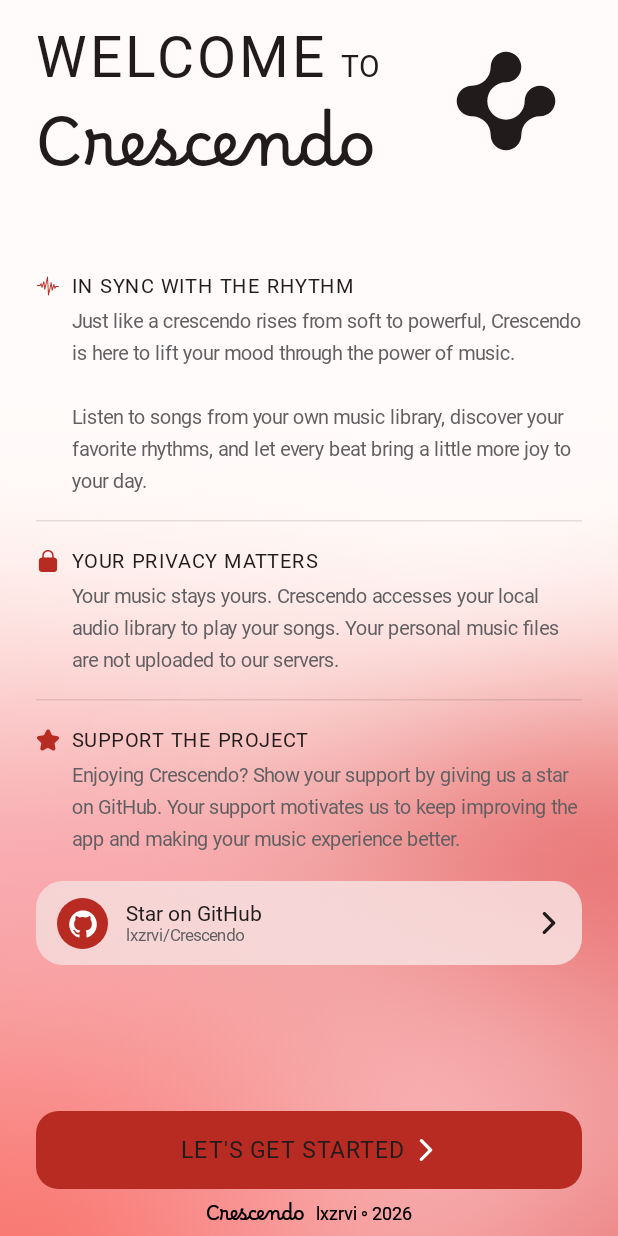
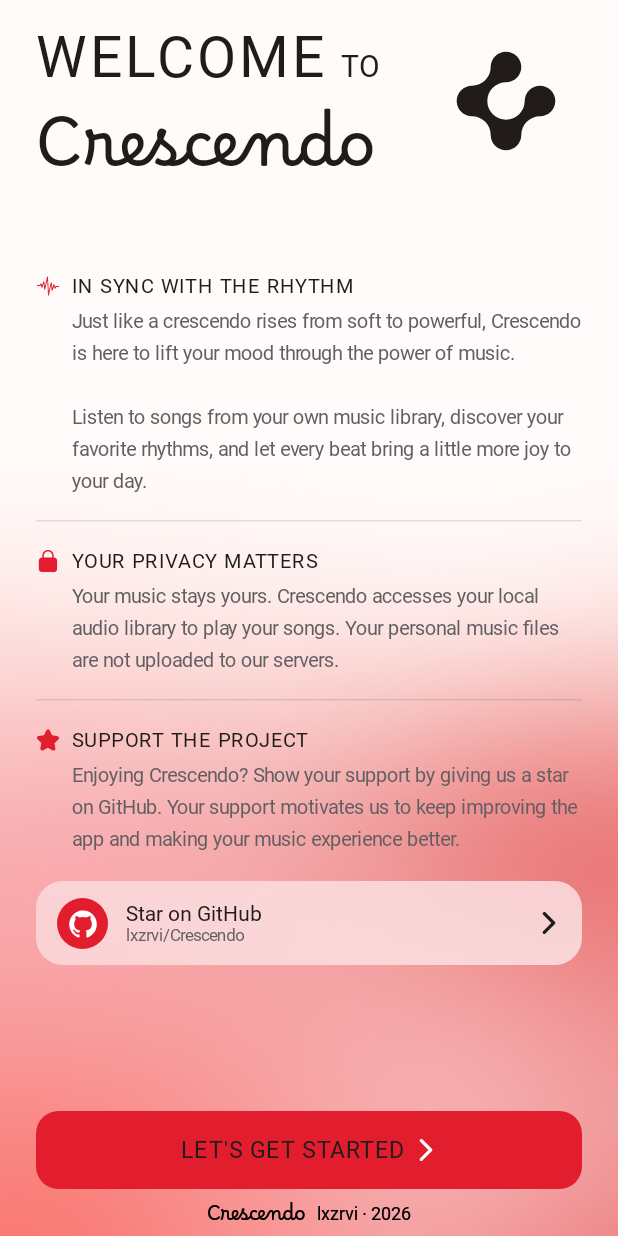
Before and after one commit to lxzrvi/Crescendo, an Android app built with Jetpack Compose: the screen it shows after launch (MainActivity), after a tap on "Skip", on a phone screen of 412 x 824 dp. Run offline under Robolectric (Android 15) with nearby library versions, the phone set to English and light mode, and no system bars; Roboto replaces fonts that are not available here; 1 other tap on this screen came first.

Commit message:
Polish permission buttons and welcome transition

```diff
--- a/app/src/main/java/com/lxzrvi/crescendo/ui/components/CrescendoLoader.kt
+++ b/app/src/main/java/com/lxzrvi/crescendo/ui/components/CrescendoLoader.kt
@@ -65,7 +65,8 @@ fun CrescendoLoader(
             val len = measure.length
             val seg = Path()
 
-            val slices = 26
+            // A few overlapping slices keep the comet smooth with less per-frame work.
+            val slices = 20
             val tailLen = len * 0.30f
             val sliceLen = tailLen / slices
 
--- a/app/src/main/java/com/lxzrvi/crescendo/ui/onboarding/OnboardingScreen.kt
+++ b/app/src/main/java/com/lxzrvi/crescendo/ui/onboarding/OnboardingScreen.kt
@@ -60,7 +60,6 @@ import androidx.compose.ui.Modifier
 import androidx.compose.ui.draw.clip
 import androidx.compose.ui.geometry.Offset
 import androidx.compose.ui.graphics.graphicsLayer
-import androidx.compose.ui.graphics.lerp
 import androidx.compose.ui.layout.onSizeChanged
 import androidx.compose.ui.platform.LocalContext
 import androidx.compose.ui.platform.LocalDensity
@@ -76,7 +75,10 @@ import androidx.core.content.ContextCompat
 import androidx.lifecycle.Lifecycle
 import androidx.lifecycle.LifecycleEventObserver
 import androidx.lifecycle.compose.LocalLifecycleOwner
+import com.lxzrvi.crescendo.ui.components.BellIcon
 import com.lxzrvi.crescendo.ui.components.CrescendoLoader
+import com.lxzrvi.crescendo.ui.components.CrescendoMark
+import com.lxzrvi.crescendo.ui.components.MusicNoteIcon
 import com.lxzrvi.crescendo.ui.theme.BorelFamily
 import kotlinx.coroutines.coroutineScope
 import kotlinx.coroutines.delay
@@ -106,6 +108,7 @@ fun OnboardingScreen(gradientPhase: State<Float>, onFinished: () -> Unit) {
     var notificationsRequested by rememberSaveable { mutableStateOf(false) }
     var rootSize by remember { mutableStateOf(IntSize.Zero) }
     var markCenter by remember { mutableStateOf<Offset?>(null) }
+    var departureMarkCenter by remember { mutableStateOf<Offset?>(null) }
 
     fun refreshPermissions() {
         status = readPermissionStatus(context)
@@ -256,61 +259,52 @@ fun OnboardingScreen(gradientPhase: State<Float>, onFinished: () -> Unit) {
         )
     }
 
-    val focusGlow = remember { Animatable(0f) }
-    val exit = remember { Animatable(0f) }
-    val loaderIn = remember { Animatable(0f) }
+    // One progress value keeps the downward gradient and the moving mark in sync.
+    val departure = remember { Animatable(0f) }
+    val loaderReveal = remember { Animatable(0f) }
     val loaderPulse = remember { Animatable(1f) }
     val loaderDepart = remember { Animatable(0f) }
     val homeGlow = remember { Animatable(0f) }
     var revealingHomeGlow by remember { mutableStateOf(false) }
+    var showLoader by remember { mutableStateOf(false) }
 
     fun glowTransform(): GradientLayerTransform {
-        val w = rootSize.width.toFloat()
         val h = rootSize.height.toFloat()
-        if (revealingHomeGlow) {
-            return GradientLayerTransform(
+        return if (revealingHomeGlow) {
+            GradientLayerTransform(
                 y = (homeGlow.value - 1f) * h,
                 alpha = (homeGlow.value * 2f).coerceIn(0f, 1f),
             )
+        } else {
+            // The welcome gradient simply slides down, without shifting toward the mark.
+            GradientLayerTransform(y = departure.value * h)
         }
-        val source = Offset(w * 0.5f, h * (0.22f + 0.68f * bgPosition.value))
-        val mark = markCenter ?: Offset(w * 0.8f, h * 0.16f)
-        // The glow heads toward the mark as the mark travels to the loader's center.
-        val target = Offset(
-            mark.x + (w * 0.5f - mark.x) * loaderIn.value,
-            mark.y + (h * 0.5f - mark.y) * loaderIn.value,
-        )
-        return GradientLayerTransform(
-            x = (target.x - source.x) * focusGlow.value,
-            y = (target.y - source.y) * focusGlow.value + exit.value * h * 1.8f,
-            alpha = (1f - exit.value).coerceIn(0f, 1f),
-        )
     }
 
     LaunchedEffect(finishing) {
         if (!finishing) {
             // Also reset if access is revoked while the finishing animation is running.
-            focusGlow.snapTo(0f)
-            exit.snapTo(0f)
-            loaderIn.snapTo(0f)
+            departure.snapTo(0f)
+            loaderReveal.snapTo(0f)
             loaderPulse.snapTo(1f)
             loaderDepart.snapTo(0f)
             homeGlow.snapTo(0f)
             revealingHomeGlow = false
+            showLoader = false
         } else {
-            coroutineScope {
-                launch { loaderIn.animateTo(1f, tween(800, easing = FastOutSlowInEasing)) }
-                focusGlow.animateTo(1f, tween(500, easing = FastOutSlowInEasing))
-                exit.animateTo(1f, tween(900, easing = FastOutSlowInEasing))
-            }
-            delay(1000) // A brief moment to see the comet loader.
+            // Freeze a still-settling welcome glow so only its downward slide drives it.
+            bgPosition.stop()
+            departure.animateTo(1f, tween(850, easing = FastOutSlowInEasing))
+            showLoader = true
+            loaderReveal.animateTo(1f, tween(260, easing = FastOutSlowInEasing))
+            delay(1200) // A brief moment to see the comet loader.
             if (!hasMusicAccess(context)) {
                 refreshPermissions()
                 finishing = false
                 return@LaunchedEffect
             }
 
-            // The old glow is invisible; reset its shape before bringing it in from above.
+            // Reset the invisible glow, then bring it back from above for Home.
             bgPosition.snapTo(0f)
             revealingHomeGlow = true
             coroutineScope {
@@ -366,13 +360,17 @@ fun OnboardingScreen(gradientPhase: State<Float>, onFinished: () -> Unit) {
                     WelcomeContent(
                         onGetStarted = {
                             refreshPermissions()
-                            if (status.musicGranted && pageIndex >= pageCount) finishing = true
+                            if (status.musicGranted && pageIndex >= pageCount) {
+                                departureMarkCenter = markCenter
+                                finishing = true
+                            }
                         },
                         onMarkPositioned = { markCenter = it },
                         gradientPhase = gradientPhase,
                         gradientPosition = { bgPosition.value },
                         gradientSize = rootSize,
                         gradientTransform = { glowTransform() },
+                        markVisible = !finishing,
                     )
                 } else {
                     PermissionStage(
@@ -388,29 +386,43 @@ fun OnboardingScreen(gradientPhase: State<Float>, onFinished: () -> Unit) {
         }
 
         if (finishing) {
-            val c = markCenter
+            // Capture the start once so scrolling or layout updates cannot make the mark jump.
+            val c = departureMarkCenter
             val start = if (c != null && rootSize != IntSize.Zero)
                 Offset(c.x - rootSize.width / 2f, c.y - rootSize.height / 2f)
             else Offset.Zero
             val liftPx = with(LocalDensity.current) { 20.dp.toPx() }
 
             Box(modifier = Modifier.fillMaxSize(), contentAlignment = Alignment.Center) {
-                CrescendoLoader(
+                CrescendoMark(
                     modifier = Modifier
                         .size(LOADER_SIZE_DP.dp)
                         .graphicsLayer {
-                            val t = loaderIn.value
-                            val depart = loaderDepart.value
+                            val t = departure.value
                             translationX = start.x * (1f - t)
-                            translationY = start.y * (1f - t) - liftPx * depart
-                            val entryScale = MARK_START_SCALE + (1f - MARK_START_SCALE) * t
-                            val settleScale = loaderPulse.value * (1f - 0.16f * depart)
-                            scaleX = entryScale * settleScale
-                            scaleY = entryScale * settleScale
-                            alpha = (t * 5f).coerceIn(0f, 1f) * (1f - depart)
+                            translationY = start.y * (1f - t)
+                            val size = MARK_START_SCALE + (1f - MARK_START_SCALE) * t
+                            scaleX = size
+                            scaleY = size
+                            alpha = 1f - loaderReveal.value
                         },
-                    color = lerp(colors.onBackground, colors.primary, loaderIn.value),
+                    tint = colors.onBackground,
                 )
+                if (showLoader) {
+                    CrescendoLoader(
+                        modifier = Modifier
+                            .size(LOADER_SIZE_DP.dp)
+                            .graphicsLayer {
+                                val depart = loaderDepart.value
+                                translationY = -liftPx * depart
+                                val size = loaderPulse.value * (1f - 0.16f * depart)
+                                scaleX = size
+                                scaleY = size
+                                alpha = loaderReveal.value * (1f - depart)
+                            },
+                        color = colors.primary,
+                    )
+                }
             }
         }
     }
@@ -542,7 +554,6 @@ private fun PermissionContent(
 ) {
     val colors = MaterialTheme.colorScheme
     val music = page.kind == PermissionKind.MUSIC
-    val granted = if (music) status.musicGranted else status.notificationsGranted
     Column(
         modifier = Modifier
             .fillMaxSize()
@@ -557,15 +568,11 @@ private fun PermissionContent(
                 .verticalScroll(rememberScrollState()),
         ) {
             Row(verticalAlignment = Alignment.CenterVertically) {
-                PermissionStatusIcon(
-                    kind = if (music) PermissionIconKind.MUSIC else PermissionIconKind.NOTIFICATIONS,
-                    granted = granted,
-                    tint = colors.primary,
-                    badgeColor = colors.onBackground,
-                    checkColor = colors.background,
-                    badgeSize = 12.dp,
-                    modifier = Modifier.size(26.dp),
-                )
+                if (music) {
+                    MusicNoteIcon(modifier = Modifier.size(26.dp), tint = colors.primary)
+                } else {
+                    BellIcon(modifier = Modifier.size(26.dp), tint = colors.primary)
+                }
                 Spacer(modifier = Modifier.width(10.dp))
                 Text(
                     text = page.title,
--- a/app/src/main/java/com/lxzrvi/crescendo/ui/onboarding/PermissionActions.kt
+++ b/app/src/main/java/com/lxzrvi/crescendo/ui/onboarding/PermissionActions.kt
@@ -2,7 +2,6 @@ package com.lxzrvi.crescendo.ui.onboarding
 
 import androidx.compose.animation.core.animateFloatAsState
 import androidx.compose.animation.core.tween
-import androidx.compose.foundation.Canvas
 import androidx.compose.foundation.background
 import androidx.compose.foundation.clickable
 import androidx.compose.foundation.gestures.awaitEachGesture
@@ -12,14 +11,9 @@ import androidx.compose.foundation.layout.Arrangement
 import androidx.compose.foundation.layout.Box
 import androidx.compose.foundation.layout.PaddingValues
 import androidx.compose.foundation.layout.Row
-import androidx.compose.foundation.layout.Spacer
-import androidx.compose.foundation.layout.fillMaxSize
 import androidx.compose.foundation.layout.fillMaxWidth
 import androidx.compose.foundation.layout.height
 import androidx.compose.foundation.layout.padding
-import androidx.compose.foundation.layout.size
-import androidx.compose.foundation.layout.width
-import androidx.compose.foundation.shape.CircleShape
 import androidx.compose.foundation.shape.RoundedCornerShape
 import androidx.compose.material3.Button
 import androidx.compose.material3.ButtonDefaults
@@ -38,10 +32,6 @@ import androidx.compose.ui.draw.drawBehind
 import androidx.compose.ui.geometry.Offset
 import androidx.compose.ui.graphics.Brush
 import androidx.compose.ui.graphics.Color
-import androidx.compose.ui.graphics.Path
-import androidx.compose.ui.graphics.StrokeCap
-import androidx.compose.ui.graphics.StrokeJoin
-import androidx.compose.ui.graphics.drawscope.Stroke
 import androidx.compose.ui.input.pointer.PointerEventPass
 import androidx.compose.ui.input.pointer.pointerInput
 import androidx.compose.ui.semantics.Role
@@ -49,61 +39,8 @@ import androidx.compose.ui.semantics.semantics
 import androidx.compose.ui.semantics.stateDescription
 import androidx.compose.ui.text.font.FontWeight
 import androidx.compose.ui.text.style.TextAlign
-import androidx.compose.ui.unit.Dp
 import androidx.compose.ui.unit.dp
 import androidx.compose.ui.unit.sp
-import com.lxzrvi.crescendo.ui.components.BellIcon
-import com.lxzrvi.crescendo.ui.components.MusicNoteIcon
-import com.lxzrvi.crescendo.ui.components.WaveformIcon
-
-internal enum class PermissionIconKind { MUSIC, NOTIFICATIONS, BACKGROUND }
-
-/** Keeps the reference icon visible, with a small check only when the system reports a grant. */
-@Composable
-internal fun PermissionStatusIcon(
-    kind: PermissionIconKind,
-    granted: Boolean,
-    tint: Color,
-    badgeColor: Color,
-    checkColor: Color,
-    modifier: Modifier = Modifier,
-    badgeSize: Dp = 10.dp,
-) {
-    Box(modifier) {
-        when (kind) {
-            PermissionIconKind.MUSIC -> MusicNoteIcon(Modifier.fillMaxSize(), tint)
-            PermissionIconKind.NOTIFICATIONS -> BellIcon(Modifier.fillMaxSize(), tint)
-            PermissionIconKind.BACKGROUND -> WaveformIcon(Modifier.fillMaxSize(), tint)
-        }
-        if (granted) {
-            Box(
-                modifier = Modifier
-                    .align(Alignment.BottomEnd)
-                    .size(badgeSize)
-                    .clip(CircleShape)
-                    .background(badgeColor),
-                contentAlignment = Alignment.Center,
-            ) {
-                Canvas(Modifier.fillMaxSize().padding(badgeSize * 0.17f)) {
-                    val tick = Path().apply {
-                        moveTo(size.width * 0.14f, size.height * 0.52f)
-                        lineTo(size.width * 0.39f, size.height * 0.76f)
-                        lineTo(size.width * 0.87f, size.height * 0.23f)
-                    }
-                    drawPath(
-                        path = tick,
-                        color = checkColor,
-                        style = Stroke(
-                            width = size.minDimension * 0.20f,
-                            cap = StrokeCap.Round,
-                            join = StrokeJoin.Round,
-                        ),
-                    )
-                }
-            }
-        }
-    }
-}
 
 /** Both pages have the same bottom anchor, action height, and corner radius. */
 @Composable
@@ -116,7 +53,6 @@ internal fun PermissionActionRow(
     val colors = MaterialTheme.colorScheme
     val music = page.kind == PermissionKind.MUSIC
     val granted = if (music) status.musicGranted else status.notificationsGranted
-    val kind = if (music) PermissionIconKind.MUSIC else PermissionIconKind.NOTIFICATIONS
     val label = if (granted) "Continue" else page.actionLabel
 
     Row(
@@ -137,20 +73,12 @@ internal fun PermissionActionRow(
                 contentColor = colors.onPrimary,
             ),
         ) {
-            PermissionStatusIcon(
-                kind = kind,
-                granted = granted,
-                tint = colors.onPrimary,
-                badgeColor = colors.onPrimary,
-                checkColor = colors.primary,
-                modifier = Modifier.size(18.dp),
-            )
-            Spacer(Modifier.width(5.dp))
+            // One inline tick only; no permission icons in the button.
             Text(
-                text = label,
-                modifier = Modifier.weight(1f, fill = false),
+                text = if (granted) "$label \u2713" else label,
                 fontWeight = FontWeight.SemiBold,
-                fontSize = 13.sp,
+                fontSize = 14.sp,
+                letterSpacing = 0.sp,
                 lineHeight = 16.sp,
                 maxLines = 2,
                 textAlign = TextAlign.Center,
@@ -159,7 +87,6 @@ internal fun PermissionActionRow(
 
         BorderlessAction(
             label = if (music) "Background Playback" else "Skip",
-            icon = if (music) PermissionIconKind.BACKGROUND else null,
             granted = if (music) status.backgroundGranted else null,
             onClick = onSecondary,
             modifier = Modifier.weight(1f),
@@ -171,7 +98,6 @@ internal fun PermissionActionRow(
 @Composable
 private fun BorderlessAction(
     label: String,
-    icon: PermissionIconKind?,
     granted: Boolean?,
     onClick: () -> Unit,
     modifier: Modifier = Modifier,
@@ -241,31 +167,15 @@ private fun BorderlessAction(
             .padding(horizontal = 8.dp),
         contentAlignment = Alignment.Center,
     ) {
-        Row(
-            horizontalArrangement = Arrangement.Center,
-            verticalAlignment = Alignment.CenterVertically,
-        ) {
-            if (icon != null) {
-                PermissionStatusIcon(
-                    kind = icon,
-                    granted = granted == true,
-                    tint = colors.onBackground,
-                    badgeColor = colors.primary,
-                    checkColor = colors.onPrimary,
-                    modifier = Modifier.size(18.dp),
-                )
-                Spacer(Modifier.width(5.dp))
-            }
         Text(
-                text = label,
-                modifier = Modifier.weight(1f, fill = false),
+            text = if (granted == true) "$label \u2713" else label,
             color = colors.onBackground,
             fontWeight = FontWeight.Medium,
             fontSize = 13.sp,
+            letterSpacing = 0.sp,
             lineHeight = 16.sp,
             maxLines = 2,
             textAlign = TextAlign.Center,
         )
     }
 }
-}
--- a/app/src/main/java/com/lxzrvi/crescendo/ui/onboarding/WelcomeContent.kt
+++ b/app/src/main/java/com/lxzrvi/crescendo/ui/onboarding/WelcomeContent.kt
@@ -75,6 +75,7 @@ internal fun WelcomeContent(
     gradientPosition: () -> Float,
     gradientSize: IntSize,
     gradientTransform: () -> GradientLayerTransform,
+    markVisible: Boolean = true,
     onMarkPositioned: (Offset) -> Unit = {},
 ) {
     val context = LocalContext.current
@@ -145,7 +146,8 @@ internal fun WelcomeContent(
                                         coordinates.size.height / 2f,
                                     )
                                 )
-                            },
+                            }
+                            .graphicsLayer { alpha = if (markVisible) 1f else 0f },
                         tint = colors.onBackground,
                     )
                 }
@@ -235,7 +237,7 @@ internal fun WelcomeContent(
                     modifier = Modifier.alignByBaseline(),
                 )
                 ContrastFooterText(
-                    text = "lxzrvi \u2218 2026",
+                    text = "lxzrvi \u00B7 2026",
                     fontSize = 12.sp,
                     gradientPhase = gradientPhase,
                     gradientPosition = gradientPosition,
@@ -249,9 +251,9 @@ internal fun WelcomeContent(
 }
 
 /**
- * Uses the moving backdrop's own colors to choose black or white ink along each footer label.
- * SrcIn is available on all supported Android versions; no API-29-only difference blend is used.
- * The animation values are read during drawing rather than recomposing the whole welcome screen.
+ * Dark-mode footer ink stays white. In light mode, sample the moving backdrop to keep the
+ * ink legible as it changes. SrcIn works across all supported Android versions, and animation
+ * values are read during drawing rather than recomposing the whole welcome screen.
  */
 @Composable
 private fun ContrastFooterText(
@@ -265,6 +267,16 @@ private fun ContrastFooterText(
     fontFamily: FontFamily? = null,
 ) {
     val background = MaterialTheme.colorScheme.background
+    if (background.luminance() < 0.5f) {
+        Text(
+            text = text,
+            fontFamily = fontFamily,
+            fontSize = fontSize,
+            color = Color.White,
+            modifier = modifier,
+        )
+        return
+    }
     var origin by remember { mutableStateOf<Offset?>(null) }
     Text(
         text = text,
--- a/app/src/main/java/com/lxzrvi/crescendo/ui/theme/Color.kt
+++ b/app/src/main/java/com/lxzrvi/crescendo/ui/theme/Color.kt
@@ -12,12 +12,13 @@ val Blush = Color(0xFFFDA4AF)
 val TextPrimary = Color(0xFFF5F3FF)
 val TextSecondary = Color(0xFFBDBDC3)
 val DarkSecondarySurface = Color(0xFF25191C)
-val Accent = NeonRed
+// Vivid crimson, balanced for the dark background and black button text.
+val Accent = Color(0xFFF2293A)
 
 // Light mode retains the red identity with readable dark text and soft surfaces.
 val LightBackground = Color(0xFFFFFBFA)
 val LightSurface = Color(0xFFFFF5F3)
 val LightPrimaryText = Color(0xFF211B1B)
 val LightSecondaryText = Color(0xFF625F62)
-val LightAccent = Color(0xFFB72B23)
+val LightAccent = Color(0xFFE11D2E)
 val LightSecondarySurface = Color(0xFFFCE4E1)
```
Lines whose indentation alone changed are shown as unchanged.
